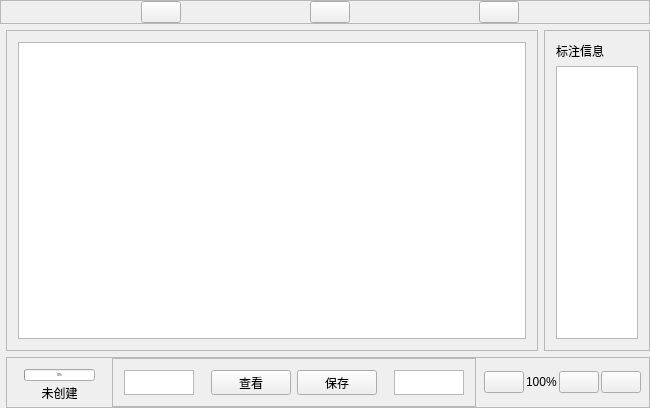
Before: the Qt Designer form mainwidget.ui in chenwuwen/ImageLabelSpirit, drawn with Qt 5.
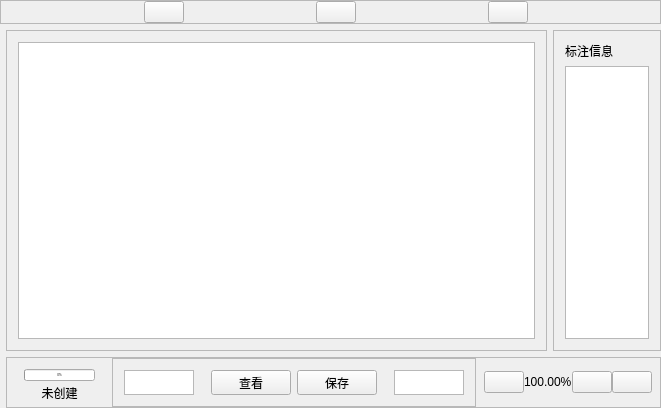
After: the same form once the commit is applied. Custom widgets are drawn as their Qt base class.

Diff of the .ui file:
```diff
--- a/mainwidget.ui
+++ b/mainwidget.ui
@@ -363,14 +363,14 @@
       <item>
        <widget class="QWidget" name="size_area" native="true">
         <property name="sizePolicy">
-         <sizepolicy hsizetype="Expanding" vsizetype="Fixed">
+         <sizepolicy hsizetype="Fixed" vsizetype="Fixed">
           <horstretch>0</horstretch>
           <verstretch>0</verstretch>
          </sizepolicy>
         </property>
-        <layout class="QHBoxLayout" name="horizontalLayout">
+        <layout class="QHBoxLayout" name="horizontalLayout" stretch="0,0,0,0">
          <property name="spacing">
-          <number>2</number>
+          <number>0</number>
          </property>
          <property name="sizeConstraint">
           <enum>QLayout::SetDefaultConstraint</enum>
@@ -421,7 +421,7 @@
             </sizepolicy>
            </property>
            <property name="text">
-            <string>100%</string>
+            <string>100.00%</string>
            </property>
           </widget>
          </item>
@@ -433,6 +433,15 @@
              <verstretch>0</verstretch>
             </sizepolicy>
            </property>
+           <property name="maximumSize">
+            <size>
+             <width>16777215</width>
+             <height>16777215</height>
+            </size>
+           </property>
+           <property name="cursor">
+            <cursorShape>PointingHandCursor</cursorShape>
+           </property>
            <property name="text">
             <string/>
            </property>
@@ -452,6 +461,15 @@
              <verstretch>0</verstretch>
             </sizepolicy>
            </property>
+           <property name="maximumSize">
+            <size>
+             <width>16777215</width>
+             <height>16777215</height>
+            </size>
+           </property>
+           <property name="cursor">
+            <cursorShape>PointingHandCursor</cursorShape>
+           </property>
            <property name="text">
             <string/>
            </property>
```
Left out of the diff: 9 changed lines with no effect on the pictures.
